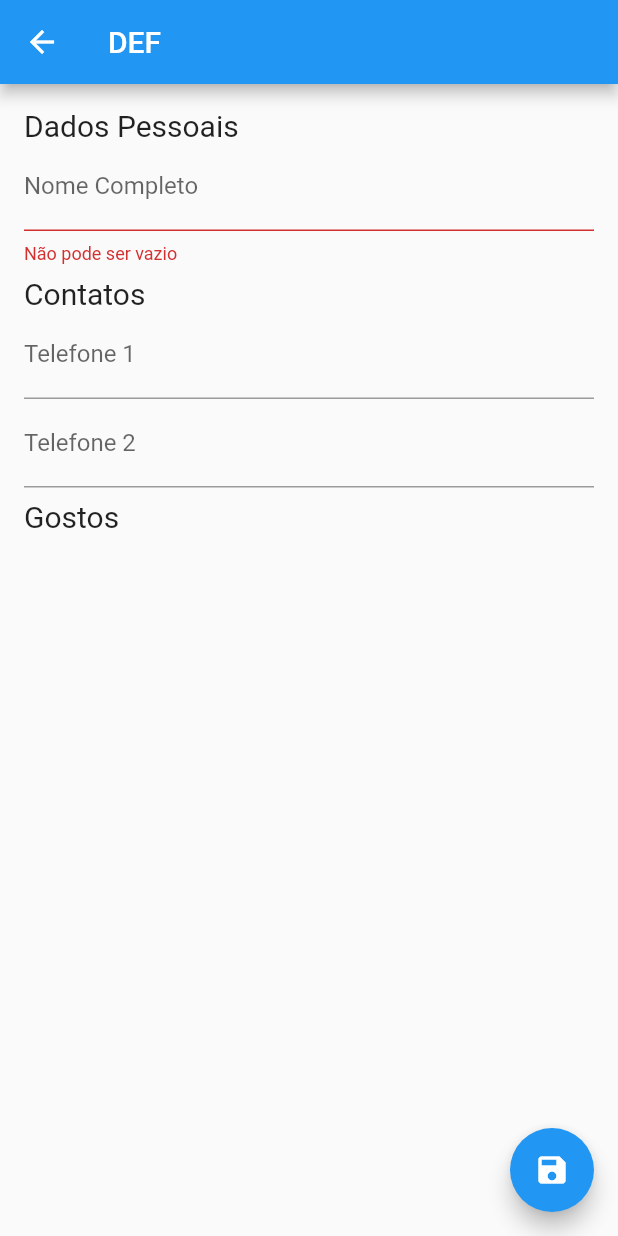
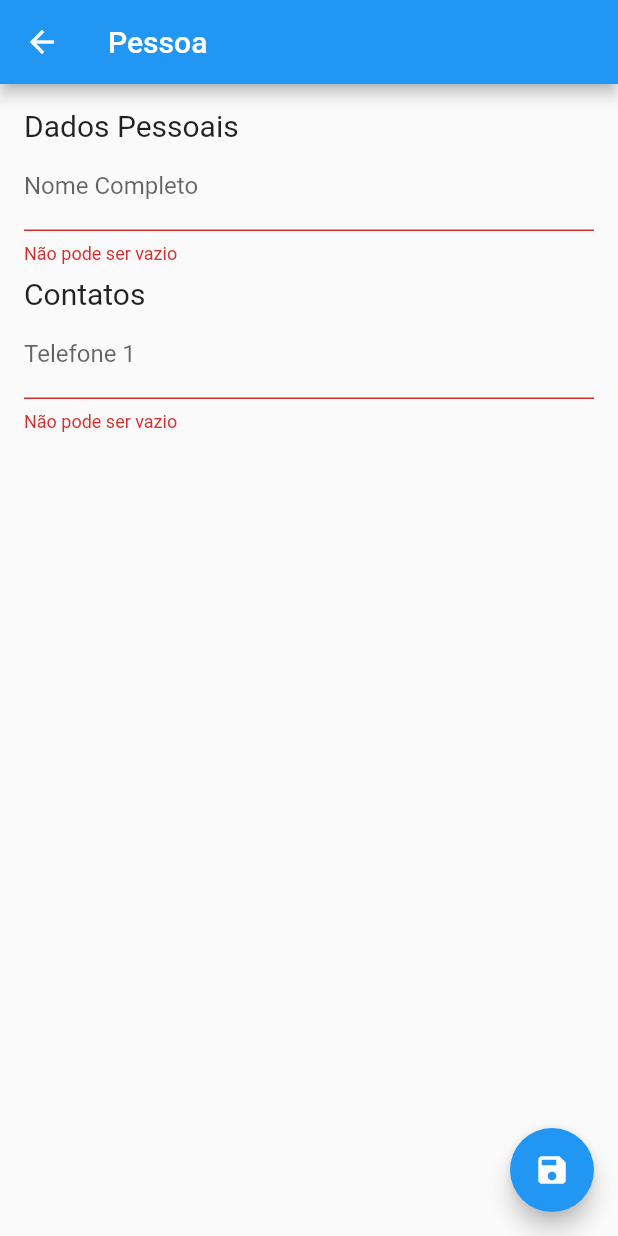
Before and after one commit to mtorreao/dosie_app, a Flutter app: the PersonForm screen opened directly, after a tap on the "save" icon, on a phone screen of 412 x 824 dp. Run offline on Flutter 3.47's test engine with Material 2 defaults, Android fonts, the phone set to English and light mode, and no system bars; our stand-ins replace cloud_firestore, firebase_auth; accounts and stored records are empty; network calls fail; statements that could not run were skipped.

Commit message:
Melhoria no model de Person e salvamento do formulario de person

```diff
--- a/lib/person_form.dart
+++ b/lib/person_form.dart
@@ -1,3 +1,7 @@
+import 'package:cloud_firestore/cloud_firestore.dart';
+import 'package:dosie_app/auth_service.dart';
+import 'package:dosie_app/person.dart';
+import 'package:firebase_auth/firebase_auth.dart';
 import 'package:flutter/material.dart';
 
 class PersonForm extends StatefulWidget {
@@ -6,6 +10,8 @@ class PersonForm extends StatefulWidget {
 }
 
 class _PersonFormState extends State<PersonForm> {
+  final _person = Person();
+
   final _scaffoldKey = GlobalKey<ScaffoldState>();
   final _formKey = GlobalKey<FormState>();
 
@@ -14,19 +20,24 @@ class _PersonFormState extends State<PersonForm> {
     return Scaffold(
       key: _scaffoldKey,
       appBar: AppBar(
-        title: Text('DEF'),
+        title: Text('Pessoa'),
       ),
       body: Padding(
         padding:
-            EdgeInsets.only(top: 8.0, left: 16.0, right: 16.0, bottom: 16.0),
+        EdgeInsets.only(top: 8.0, left: 16.0, right: 16.0, bottom: 16.0),
         child: Form(
           key: _formKey,
           child: Column(
             crossAxisAlignment: CrossAxisAlignment.start,
             children: <Widget>[
               Padding(
-                padding: const EdgeInsets.only(top: 8.0,),
-                child: Text('Dados Pessoais', style: TextStyle(fontSize: 20.0),),
+                padding: const EdgeInsets.only(
+                  top: 8.0,
+                ),
+                child: Text(
+                  'Dados Pessoais',
+                  style: TextStyle(fontSize: 20.0),
+                ),
               ),
               TextFormField(
                 decoration: InputDecoration(labelText: 'Nome Completo'),
@@ -37,35 +48,57 @@ class _PersonFormState extends State<PersonForm> {
                     return 'Colocar nome e sobrenome';
                   }
                 },
+                onSaved: (value) {
+                  _person.fullName = value;
+                },
               ),
               Padding(
-                padding: const EdgeInsets.only(top: 8.0,),
-                child: Text('Contatos', style: TextStyle(fontSize: 20.0),),
+                padding: const EdgeInsets.only(
+                  top: 8.0,
+                ),
+                child: Text(
+                  'Contatos',
+                  style: TextStyle(fontSize: 20.0),
+                ),
               ),
               TextFormField(
+                keyboardType: TextInputType.numberWithOptions(decimal: false),
                 decoration: InputDecoration(labelText: 'Telefone 1'),
+                validator: (value) {
+                  if (value.isEmpty) {
+                    return 'Não pode ser vazio';
+//                  } else if () {
+//                    return 'Não é um número de telefone válido.';
+                  }
+                },
+                onSaved: (value) {
+                  _person.cellphone1 = int.parse(value);
+                },
               ),
-              TextFormField(
-                decoration: InputDecoration(labelText: 'Telefone 2'),
-              ),
-              Padding(
-                padding: const EdgeInsets.only(top: 8.0),
-                child: Text('Gostos', style: TextStyle(fontSize: 20.0)),
-              ),
+//              Padding(
+//                padding: const EdgeInsets.only(top: 8.0),
+//                child: Text('Gosta de', style: TextStyle(fontSize: 20.0)),
+//              ),
             ],
           ),
         ),
       ),
       floatingActionButton: FloatingActionButton(
-        onPressed: () {
-          if (_formKey.currentState.validate()) {
-            print('Validado com sucesso!');
-            _scaffoldKey.currentState
-                .showSnackBar(SnackBar(content: Text('Validado com sucesso!')));
-          }
-        },
+        onPressed: _saveForm,
         child: Icon(Icons.save),
       ),
     );
   }
+
+  Future _saveForm() async {
+    if (_formKey.currentState.validate()) {
+      print('Validado com sucesso!');
+      _formKey.currentState.save();
+      FirebaseUser user = await AuthService().getUser();
+      Firestore.instance.collection('dosie_app/${user.uid}/people').add(
+          _person.toMap());
+      _scaffoldKey.currentState
+          .showSnackBar(SnackBar(content: Text('Validado com sucesso!')));
+    }
+  }
 }
```
Also changed, not shown: lib/person.dart (+15 -1 lines).
